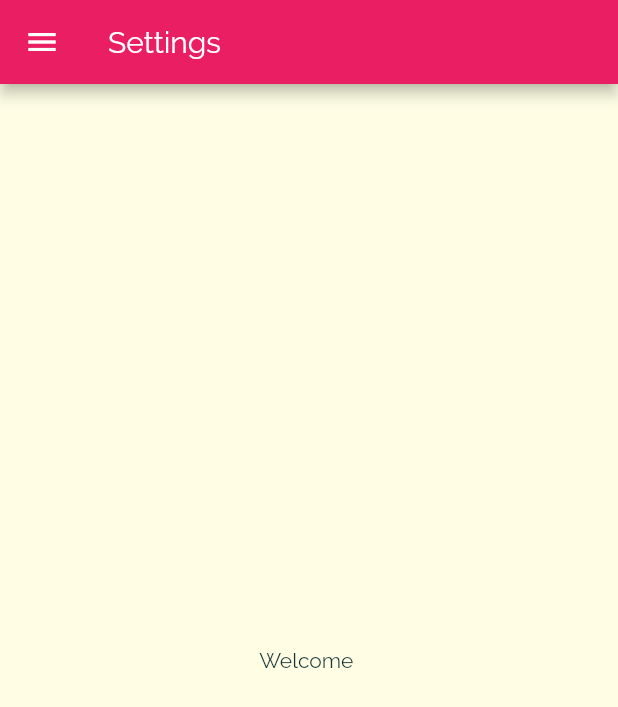
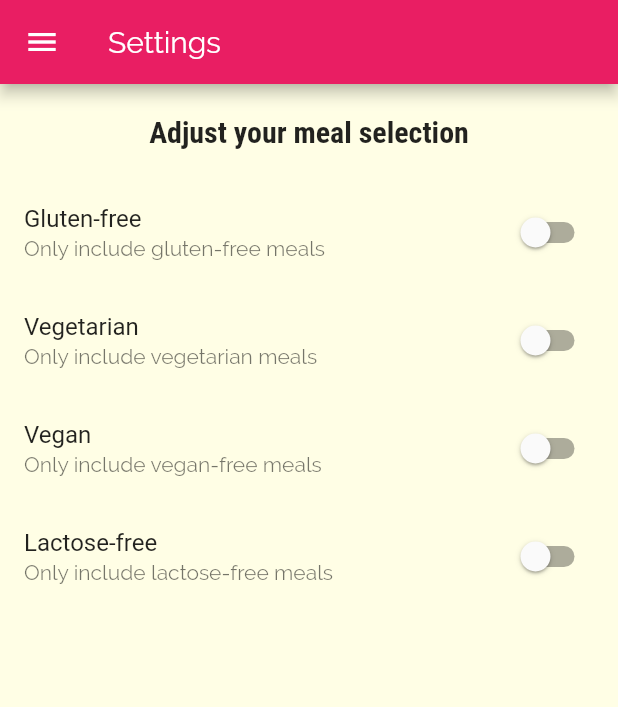
Before and after one commit to albertdugba/meals-app-flutter, a Flutter app: the SettingsScreen screen opened by its route, on a phone screen of 412 x 824 dp. Shown: the top 707 px of the screen. Run offline on Flutter 3.47's test engine with Material 2 defaults, Android fonts, the phone set to English and light mode, and no system bars; statements that could not run were skipped.

Commit message:
added a switchtile widget

```diff
--- a/lib/main.dart
+++ b/lib/main.dart
@@ -7,7 +7,18 @@ import 'package:meals_app/screens/tabs_screen.dart';
 
 void main() => runApp(MyApp());
 
-class MyApp extends StatelessWidget {
+class MyApp extends StatefulWidget {
+  @override
+  _MyAppState createState() => _MyAppState();
+}
+
+class _MyAppState extends State<MyApp> {
+  Map<String, bool> _filters = {
+    'gluten': false,
+    'lactose': false,
+    'vegan': false,
+    'vegetarian': false
+  };
   @override
   Widget build(BuildContext context) {
     return MaterialApp(
--- a/lib/screens/category_meals_screen.dart
+++ b/lib/screens/category_meals_screen.dart
@@ -19,7 +19,7 @@ class _CategoryMealsScreenState extends State<CategoryMealsScreen> {
   void didChangeDependencies() {
     if (!_isloadedInitData) {
       final routeArgs =
-          ModalRoute.of(context).settings.arguments as Map<String, String>;
+          (ModalRoute.of(context).settings.arguments) as Map<String, String>;
       categoryTitle = routeArgs['title'];
       final categoryID = routeArgs['id'];
       displayedMeals = DUMMY_MEALS.where((meal) {
@@ -43,7 +43,7 @@ class _CategoryMealsScreenState extends State<CategoryMealsScreen> {
           title: Text(categoryTitle),
         ),
         body: ListView.builder(
-          itemCount: DUMMY_MEALS.length,
+          itemCount: displayedMeals.length,
           itemBuilder: (BuildContext context, int index) {
             return MealItem(
               id: displayedMeals[index].id,
--- a/lib/screens/settings_screen.dart
+++ b/lib/screens/settings_screen.dart
@@ -1,18 +1,83 @@
 import 'package:flutter/material.dart';
 import 'package:meals_app/widgets/main_drawer.dart';
 
-class SettingsScreen extends StatelessWidget {
+class SettingsScreen extends StatefulWidget {
   static const String routeName = '/settings';
+
+  @override
+  _SettingsScreenState createState() => _SettingsScreenState();
+}
+
+class _SettingsScreenState extends State<SettingsScreen> {
+  var _glutenFree = false;
+  var _vegetarian = false;
+  var _vegan = false;
+  var _lactoseFree = false;
+
+  Widget _buildSwitchListTile(
+    String title,
+    String description,
+    bool currentValue,
+    Function updateValue,
+  ) {
+    return SwitchListTile(
+      title: Text(title),
+      value: _glutenFree,
+      subtitle: Text(description),
+      onChanged: updateValue,
+    );
+  }
+
   @override
   Widget build(BuildContext context) {
     return Scaffold(
-      appBar: AppBar(
-        title: Text('Settings'),
-      ),
-      drawer: MainDrawer(),
-      body: Center(
-        child: Text('Welcome '),
-      ),
-    );
+        appBar: AppBar(
+          title: Text('Settings'),
+        ),
+        drawer: MainDrawer(),
+        body: Column(
+          children: <Widget>[
+            Container(
+              padding: EdgeInsets.all(20.0),
+              child: Text('Adjust your meal selection',
+                  style: Theme.of(context).textTheme.title),
+            ),
+            Expanded(
+              child: ListView(
+                children: <Widget>[
+                  _buildSwitchListTile(
+                      'Gluten-free',
+                      'Only include gluten-free meals',
+                      _glutenFree, (newValue) {
+                    setState(() {
+                      _glutenFree = newValue;
+                    });
+                  }),
+                  _buildSwitchListTile('Vegetarian',
+                      'Only include vegetarian meals', _vegetarian, (newValue) {
+                    setState(() {
+                      _vegetarian = newValue;
+                    });
+                  }),
+                  _buildSwitchListTile(
+                      'Vegan', 'Only include vegan-free meals', _vegan,
+                      (newValue) {
+                    setState(() {
+                      _vegan = newValue;
+                    });
+                  }),
+                  _buildSwitchListTile(
+                      'Lactose-free',
+                      'Only include lactose-free meals',
+                      _lactoseFree, (newValue) {
+                    setState(() {
+                      _lactoseFree = newValue;
+                    });
+                  }),
+                ],
+              ),
+            )
+          ],
+        ));
   }
 }
```
